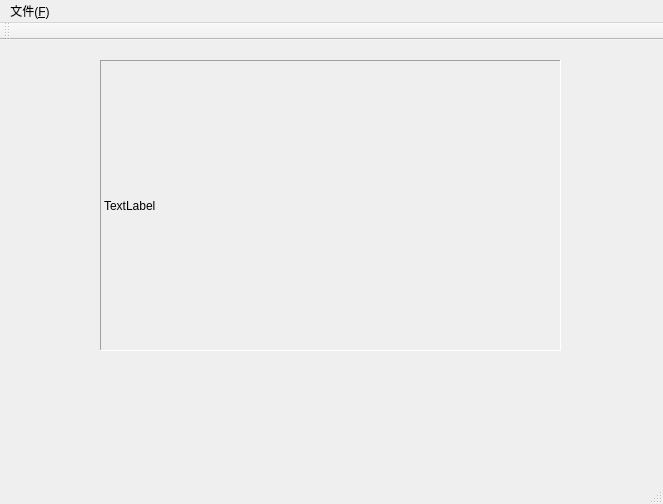
Old version of the form video_analysis.ui in the repository whypro/VideoAnalysis.
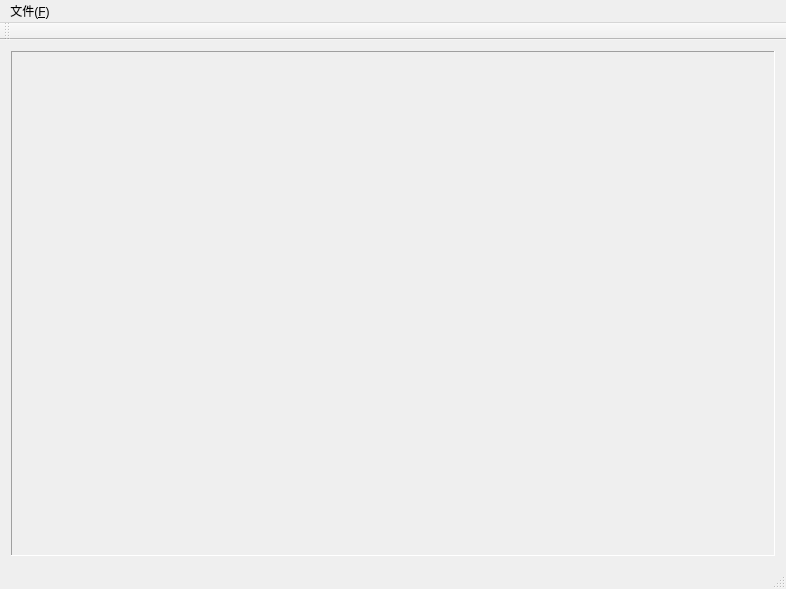
New version of the form.

```diff
--- a/video_analysis.ui
+++ b/video_analysis.ui
@@ -6,22 +6,28 @@
    <rect>
     <x>0</x>
     <y>0</y>
-    <width>663</width>
-    <height>504</height>
+    <width>786</width>
+    <height>589</height>
    </rect>
   </property>
   <property name="windowTitle">
    <string>VideoAnalysis</string>
   </property>
   <widget class="QWidget" name="centralWidget">
-   <widget class="QLabel" name="label">
-    <property name="geometry">
-     <rect>
-      <x>100</x>
-      <y>20</y>
-      <width>461</width>
-      <height>291</height>
-     </rect>
+   <layout class="QVBoxLayout" name="verticalLayout">
+    <item>
+     <widget class="QLabel" name="screen">
+      <property name="sizePolicy">
+       <sizepolicy hsizetype="Expanding" vsizetype="Expanding">
+        <horstretch>0</horstretch>
+        <verstretch>0</verstretch>
+       </sizepolicy>
+      </property>
+      <property name="minimumSize">
+       <size>
+        <width>640</width>
+        <height>480</height>
+       </size>
     </property>
     <property name="frameShape">
      <enum>QFrame::Panel</enum>
@@ -30,16 +36,21 @@
      <enum>QFrame::Sunken</enum>
     </property>
     <property name="text">
-     <string>TextLabel</string>
-    </property>
-   </widget>
+       <string/>
+      </property>
+      <property name="alignment">
+       <set>Qt::AlignCenter</set>
+      </property>
+     </widget>
+    </item>
+   </layout>
   </widget>
   <widget class="QMenuBar" name="menuBar">
    <property name="geometry">
     <rect>
      <x>0</x>
      <y>0</y>
-     <width>663</width>
+     <width>786</width>
      <height>23</height>
     </rect>
    </property>
```
Lines whose indentation alone changed are shown as unchanged.
